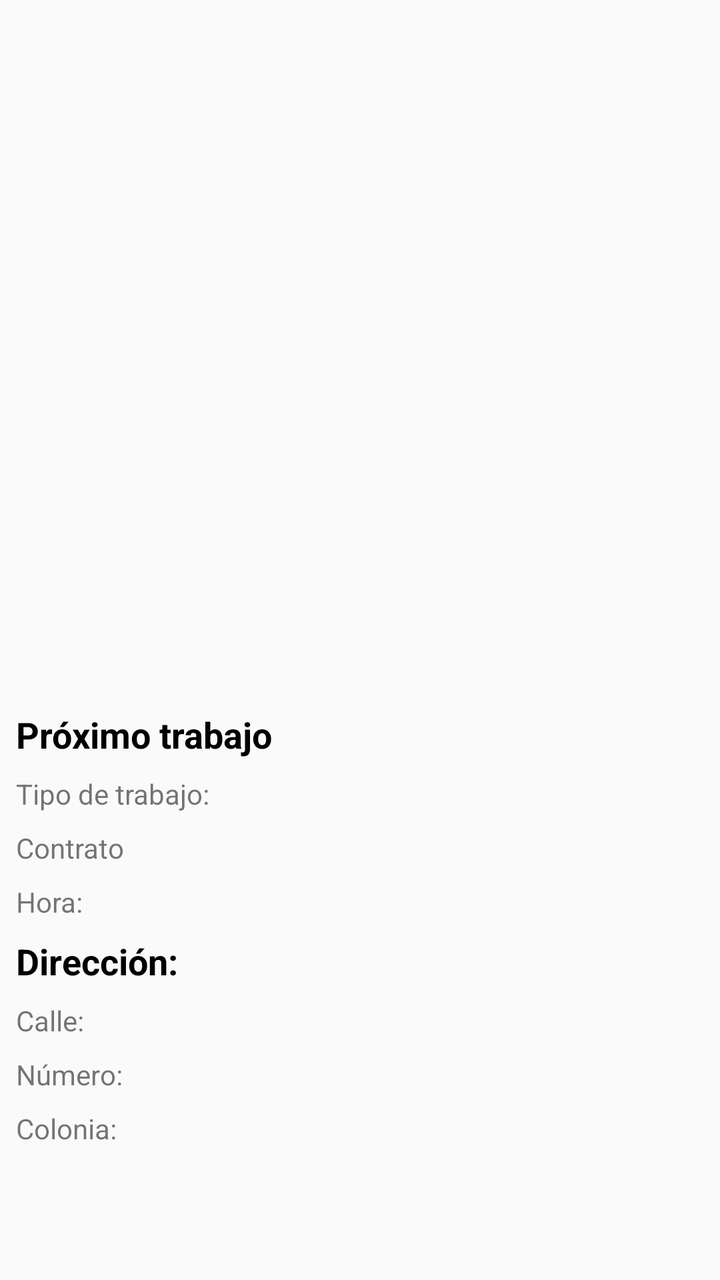
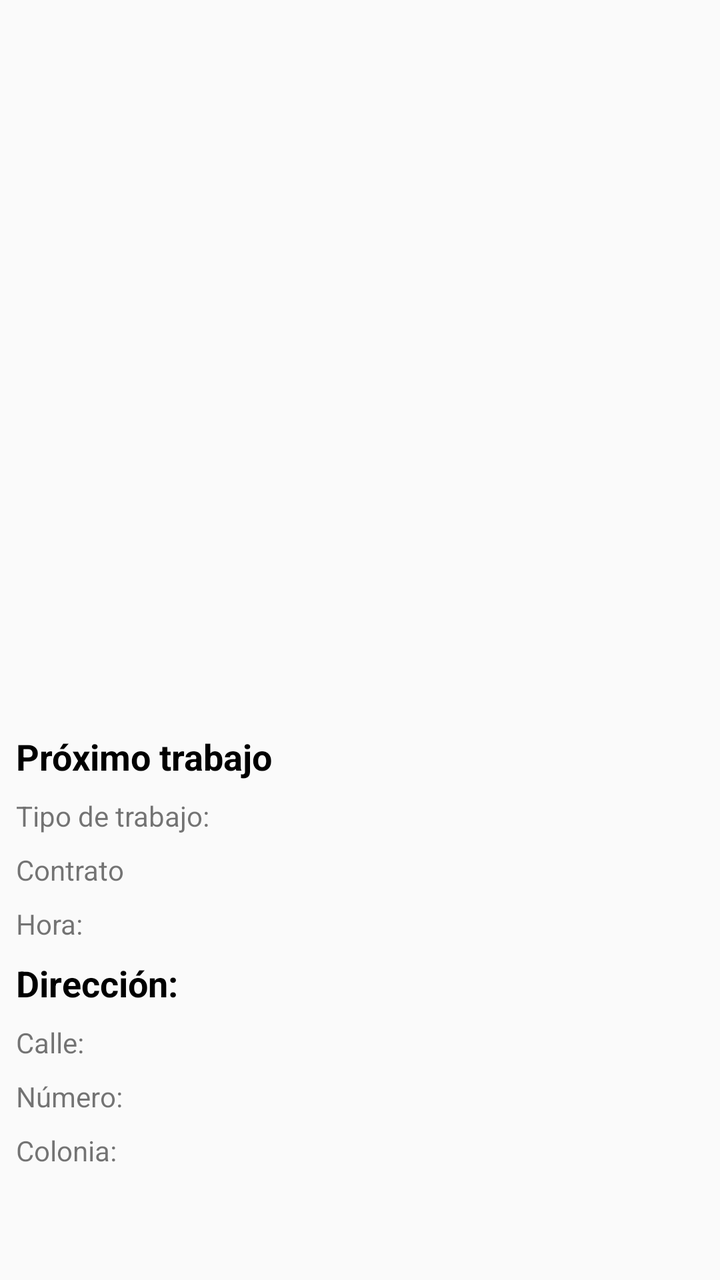

An Android layout rendered at two revisions. The XML below is the earlier revision; the diff shows what the commit changed to produce the second picture.
<!-- AndroidManifest.xml: application theme AppTheme -->
<!-- res/layout/content_inicio.xml -->
<?xml version="1.0" encoding="utf-8"?>
<ScrollView
    xmlns:android="http://schemas.android.com/apk/res/android"
    xmlns:app="http://schemas.android.com/apk/res-auto"
    xmlns:tools="http://schemas.android.com/tools"
    android:layout_width="match_parent"
    android:layout_height="match_parent"
    >

    <android.support.constraint.ConstraintLayout
        android:layout_width="match_parent"
        android:layout_height="match_parent"
        android:paddingBottom="16dp">
        
        <com.github.mikephil.charting.charts.PieChart
            android:id="@+id/graficaPastel"
            android:layout_width="match_parent"
            android:layout_height="300dp"
            android:layout_marginTop="50dp"
            android:paddingLeft="32dp"
            android:paddingRight="32dp"
            android:visibility="invisible"
            app:layout_constraintEnd_toEndOf="parent"
            app:layout_constraintStart_toStartOf="parent"
            app:layout_constraintTop_toTopOf="parent" />

        <TextView
            android:id="@+id/textView"
            android:layout_width="0dp"
            android:layout_height="wrap_content"
            android:layout_marginStart="8dp"
            android:layout_marginTop="5dp"
            android:layout_marginEnd="8dp"
            android:text="@string/proximo_Trabajo"
            android:textColor="#000"
            android:textSize="18sp"
            android:textStyle="bold"
            app:layout_constraintEnd_toEndOf="parent"
            app:layout_constraintStart_toStartOf="parent"
            app:layout_constraintTop_toBottomOf="@+id/graficaPastel" />

        <TextView
            android:id="@+id/textView2"
            android:layout_width="0dp"
            android:layout_height="wrap_content"
            android:layout_marginStart="8dp"
            android:layout_marginTop="8dp"
            android:layout_marginEnd="8dp"
            android:text="@string/direccion"
            android:textColor="#000"
            android:textSize="18sp"
            android:textStyle="bold"
            app:layout_constraintEnd_toEndOf="parent"
            app:layout_constraintStart_toStartOf="parent"
            app:layout_constraintTop_toBottomOf="@+id/hora" />

        <TextView
            android:id="@+id/textView16"
            android:layout_width="150dp"
            android:layout_height="wrap_content"
            android:layout_marginStart="8dp"
            android:layout_marginTop="8dp"
            android:text="@string/tipoDeTrabajo"
            app:layout_constraintStart_toStartOf="parent"
            app:layout_constraintTop_toBottomOf="@+id/textView" />

        <TextView
            android:id="@+id/tipoDeTrabajo"
            android:layout_width="0dp"
            android:layout_height="wrap_content"
            android:layout_marginStart="16dp"
            android:layout_marginEnd="8dp"
            app:layout_constraintBottom_toBottomOf="@+id/textView16"
            app:layout_constraintEnd_toEndOf="parent"
            app:layout_constraintStart_toEndOf="@+id/textView16"
            app:layout_constraintTop_toTopOf="@+id/textView16" />

        <TextView
            android:id="@+id/textView20"
            android:layout_width="150dp"
            android:layout_height="wrap_content"
            android:layout_marginStart="8dp"
            android:layout_marginTop="8dp"
            android:text="@string/contrato"
            app:layout_constraintStart_toStartOf="parent"
            app:layout_constraintTop_toBottomOf="@+id/tipoDeTrabajo" />

        <TextView
            android:id="@+id/contrato"
            android:layout_width="0dp"
            android:layout_height="wrap_content"
            android:layout_marginTop="8dp"
            android:layout_marginEnd="8dp"
            app:layout_constraintEnd_toEndOf="parent"
            app:layout_constraintStart_toStartOf="@+id/tipoDeTrabajo"
            app:layout_constraintTop_toBottomOf="@+id/tipoDeTrabajo" />

        <TextView
            android:id="@+id/textView25"
            android:layout_width="150dp"
            android:layout_height="wrap_content"
            android:layout_marginStart="8dp"
            android:layout_marginTop="8dp"
            android:text="@string/hora"
            app:layout_constraintStart_toStartOf="parent"
            app:layout_constraintTop_toBottomOf="@+id/contrato" />

        <TextView
            android:id="@+id/hora"
            android:layout_width="0dp"
            android:layout_height="wrap_content"
            android:layout_marginTop="8dp"
            android:layout_marginEnd="8dp"
            app:layout_constraintEnd_toEndOf="parent"
            app:layout_constraintStart_toStartOf="@+id/contrato"
            app:layout_constraintTop_toBottomOf="@+id/contrato" />

        <TextView
            android:id="@+id/textView27"
            android:layout_width="150dp"
            android:layout_height="wrap_content"
            android:layout_marginStart="8dp"
            android:layout_marginTop="8dp"
            android:text="@string/calle"
            app:layout_constraintStart_toStartOf="parent"
            app:layout_constraintTop_toBottomOf="@+id/textView2" />

        <TextView
            android:id="@+id/textView28"
            android:layout_width="150dp"
            android:layout_height="wrap_content"
            android:layout_marginStart="8dp"
            android:layout_marginTop="8dp"
            android:text="@string/numero"
            app:layout_constraintStart_toStartOf="parent"
            app:layout_constraintTop_toBottomOf="@+id/textView27" />

        <TextView
            android:id="@+id/textView29"
            android:layout_width="150dp"
            android:layout_height="wrap_content"
            android:layout_marginStart="8dp"
            android:layout_marginTop="8dp"
            android:text="@string/colonia"
            app:layout_constraintStart_toStartOf="parent"
            app:layout_constraintTop_toBottomOf="@+id/numero" />

        <TextView
            android:id="@+id/calle"
            android:layout_width="0dp"
            android:layout_height="wrap_content"
            android:layout_marginEnd="8dp"
            app:layout_constraintBottom_toBottomOf="@+id/textView27"
            app:layout_constraintEnd_toEndOf="parent"
            app:layout_constraintStart_toStartOf="@+id/hora"
            app:layout_constraintTop_toTopOf="@+id/textView27" />

        <TextView
            android:id="@+id/numero"
            android:layout_width="0dp"
            android:layout_height="wrap_content"
            android:layout_marginTop="8dp"
            android:layout_marginEnd="8dp"
            android:layout_marginBottom="8dp"
            app:layout_constraintBottom_toBottomOf="@+id/textView28"
            app:layout_constraintEnd_toEndOf="parent"
            app:layout_constraintStart_toStartOf="@+id/calle"
            app:layout_constraintTop_toTopOf="@+id/textView28" />

        <TextView
            android:id="@+id/colonia"
            android:layout_width="0dp"
            android:layout_height="wrap_content"
            android:layout_marginEnd="8dp"
            android:layout_marginBottom="16dp"
            app:layout_constraintBottom_toBottomOf="parent"
            app:layout_constraintEnd_toEndOf="parent"
            app:layout_constraintStart_toStartOf="@+id/numero"
            app:layout_constraintTop_toTopOf="@+id/textView29" />

    </android.support.constraint.ConstraintLayout>
</ScrollView>
<!-- resources referenced by this layout -->
<resources>
  <string name="calle">Calle:</string>
  <string name="colonia">Colonia:</string>
  <string name="contrato">Contrato</string>
  <string name="direccion">Dirección:</string>
  <string name="hora">Hora:</string>
  <string name="numero">Número:</string>
  <string name="proximo_Trabajo">Próximo trabajo</string>
  <string name="tipoDeTrabajo">Tipo de trabajo:</string>
  <style name="AppTheme" parent="Theme.AppCompat.Light.DarkActionBar">
          
          <item name="colorPrimary">@color/colorPrimary</item>
          <item name="colorPrimaryDark">@color/colorPrimaryDark</item>
          <item name="colorAccent">@color/colorAccent</item>
          <item name="android:colorForeground">@android:color/background_dark</item>
      </style>
  <color name="colorPrimary">#0277BD</color>
  <color name="colorPrimaryDark">#004C8C</color>
  <color name="colorAccent">#0000FF</color>
</resources>

<!-- the commit's change to res/layout/content_inicio.xml (unified diff, before → after) -->
@@ -24,12 +24,24 @@
             app:layout_constraintStart_toStartOf="parent"
             app:layout_constraintTop_toTopOf="parent" />
 
+
+        <android.support.v7.widget.RecyclerView
+            android:id="@+id/recyclerGrafica"
+            android:layout_width="match_parent"
+            android:layout_height="wrap_content"
+            android:layout_marginTop="8dp"
+            app:layout_constraintEnd_toEndOf="parent"
+            app:layout_constraintStart_toStartOf="parent"
+            app:layout_constraintTop_toBottomOf="@+id/graficaPastel">
+
+        </android.support.v7.widget.RecyclerView>
+
         <TextView
             android:id="@+id/textView"
             android:layout_width="0dp"
             android:layout_height="wrap_content"
             android:layout_marginStart="8dp"
-            android:layout_marginTop="5dp"
+            android:layout_marginTop="8dp"
             android:layout_marginEnd="8dp"
             android:text="@string/proximo_Trabajo"
             android:textColor="#000"
@@ -37,7 +49,7 @@
             android:textStyle="bold"
             app:layout_constraintEnd_toEndOf="parent"
             app:layout_constraintStart_toStartOf="parent"
-            app:layout_constraintTop_toBottomOf="@+id/graficaPastel" />
+            app:layout_constraintTop_toBottomOf="@+id/recyclerGrafica" />
 
         <TextView
             android:id="@+id/textView2"
